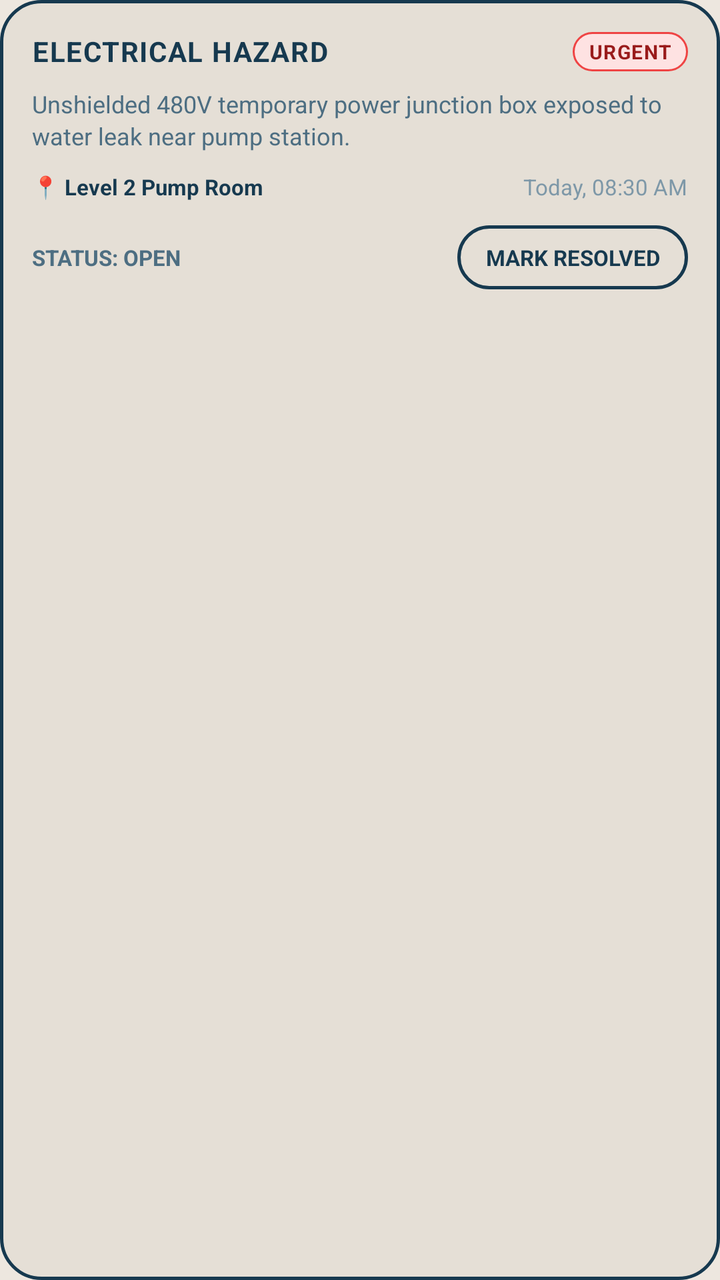
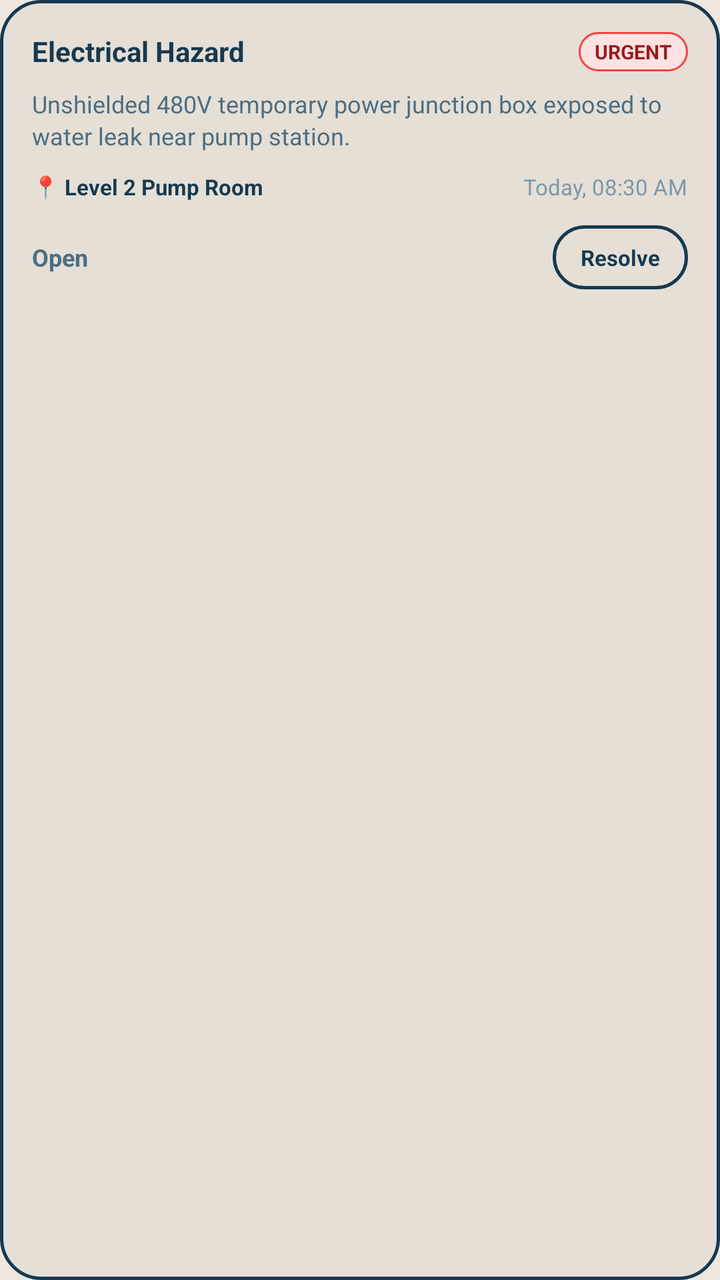

The first picture is an Android layout as it rendered before a commit; the second is the same layout after the commit. The layout source and the unified diff follow.
<!-- AndroidManifest.xml: application theme Theme.SiteSync -->
<!-- res/layout/item_hazard_ticket.xml -->
<?xml version="1.0" encoding="utf-8"?>
<LinearLayout xmlns:android="http://schemas.android.com/apk/res/android"
    xmlns:app="http://schemas.android.com/apk/res-auto"
    android:layout_width="match_parent"
    android:layout_height="wrap_content"
    android:orientation="vertical"
    android:background="@drawable/bg_card_outlined"
    android:padding="16dp"
    android:layout_marginBottom="12dp">

    
    <RelativeLayout
        android:layout_width="match_parent"
        android:layout_height="wrap_content"
        android:layout_marginBottom="8dp">

        <TextView
            android:id="@+id/tvHazardCategory"
            android:layout_width="wrap_content"
            android:layout_height="wrap_content"
            android:text="ELECTRICAL HAZARD"
            android:textColor="@color/text_oxide_primary"
            android:textSize="14sp"
            android:textStyle="bold"
            android:letterSpacing="0.04" />

        <TextView
            android:id="@+id/tvHazardPriorityBadge"
            android:layout_width="wrap_content"
            android:layout_height="wrap_content"
            android:layout_alignParentEnd="true"
            android:text="URGENT"
            android:textColor="#991B1B"
            android:textSize="10sp"
            android:textStyle="bold"
            android:letterSpacing="0.05"
            android:background="@drawable/bg_badge_urgent"
            android:paddingStart="8dp"
            android:paddingEnd="8dp"
            android:paddingTop="3dp"
            android:paddingBottom="3dp" />
    </RelativeLayout>

    
    <TextView
        android:id="@+id/tvHazardDescription"
        android:layout_width="match_parent"
        android:layout_height="wrap_content"
        android:text="Unshielded 480V temporary power junction box exposed to water leak near pump station."
        android:textColor="@color/text_oxide_secondary"
        android:textSize="12sp"
        android:lineSpacingExtra="2dp"
        android:maxLines="3"
        android:ellipsize="end"
        android:layout_marginBottom="10dp" />

    
    <LinearLayout
        android:layout_width="match_parent"
        android:layout_height="wrap_content"
        android:orientation="horizontal"
        android:gravity="center_vertical"
        android:layout_marginBottom="12dp">

        <TextView
            android:id="@+id/tvHazardLocation"
            android:layout_width="0dp"
            android:layout_height="wrap_content"
            android:layout_weight="1"
            android:text="📍 Level 2 Pump Room"
            android:textColor="@color/text_oxide_primary"
            android:textSize="11sp"
            android:textStyle="bold" />

        <TextView
            android:id="@+id/tvHazardTimestamp"
            android:layout_width="wrap_content"
            android:layout_height="wrap_content"
            android:text="Today, 08:30 AM"
            android:textColor="@color/text_oxide_muted"
            android:textSize="11sp" />
    </LinearLayout>

    
    <LinearLayout
        android:layout_width="match_parent"
        android:layout_height="wrap_content"
        android:orientation="horizontal"
        android:gravity="center_vertical">

        <TextView
            android:id="@+id/tvHazardStatus"
            android:layout_width="wrap_content"
            android:layout_height="wrap_content"
            android:text="STATUS: OPEN"
            android:textColor="@color/text_oxide_secondary"
            android:textSize="11sp"
            android:textStyle="bold" />

        <View
            android:layout_width="0dp"
            android:layout_height="1dp"
            android:layout_weight="1" />

        <TextView
            android:id="@+id/btnResolveHazard"
            android:layout_width="wrap_content"
            android:layout_height="32dp"
            android:gravity="center"
            android:text="MARK RESOLVED"
            android:textColor="@color/oxide_blue_primary"
            android:textSize="11sp"
            android:textStyle="bold"
            android:background="@drawable/btn_secondary_outline"
            android:paddingStart="14dp"
            android:paddingEnd="14dp"
            android:clickable="true"
            android:focusable="true" />
    </LinearLayout>

    
    <TextView
        android:id="@+id/tvResolutionNote"
        android:layout_width="match_parent"
        android:layout_height="wrap_content"
        android:text="Resolved: Power terminated and sealed in weatherproof enclosure."
        android:textColor="#065F46"
        android:textSize="11sp"
        android:layout_marginTop="8dp"
        android:background="@drawable/bg_badge_optimal"
        android:padding="8dp"
        android:visibility="gone" />

</LinearLayout>
<!-- resources referenced by this layout -->
<resources>
  <color name="oxide_blue_primary">#16394F</color>
  <color name="text_oxide_muted">#7E98A8</color>
  <color name="text_oxide_primary">#16394F</color>
  <color name="text_oxide_secondary">#4D6E82</color>
  <!-- drawable bg_badge_optimal (drawable) -->
  <?xml version="1.0" encoding="utf-8"?>
  <shape xmlns:android="http://schemas.android.com/apk/res/android"
      android:shape="rectangle">
      <solid android:color="#D1FAE5" />
      <stroke
          android:width="1dp"
          android:color="#10B981" />
      <corners android:radius="12dp" />
  </shape>
  <!-- drawable bg_badge_urgent (drawable) -->
  <?xml version="1.0" encoding="utf-8"?>
  <shape xmlns:android="http://schemas.android.com/apk/res/android"
      android:shape="rectangle">
      <solid android:color="#FEE2E2" />
      <stroke
          android:width="1dp"
          android:color="#EF4444" />
      <corners android:radius="12dp" />
  </shape>
  <!-- drawable bg_card_outlined (drawable) -->
  <?xml version="1.0" encoding="utf-8"?>
  <shape xmlns:android="http://schemas.android.com/apk/res/android"
      android:shape="rectangle">
      <solid android:color="@color/warm_ash_surface" />
      <stroke
          android:width="1.5dp"
          android:color="@color/stroke_oxide_blue" />
      <corners android:radius="20dp" />
  </shape>
  <!-- drawable btn_secondary_outline (drawable) -->
  <?xml version="1.0" encoding="utf-8"?>
  <ripple xmlns:android="http://schemas.android.com/apk/res/android"
      android:color="@color/warm_ash_surface_alt">
      <item>
          <shape android:shape="rectangle">
              <solid android:color="@color/warm_ash_surface" />
              <stroke
                  android:width="1.5dp"
                  android:color="@color/stroke_oxide_blue" />
              <corners android:radius="24dp" />
          </shape>
      </item>
  </ripple>
  <style name="Theme.SiteSync" parent="Theme.MaterialComponents.NoActionBar">
          
          <item name="android:windowBackground">@color/warm_ash_base</item>
          <item name="colorSurface">@color/warm_ash_surface</item>
          <item name="android:colorBackground">@color/warm_ash_base</item>
  
          
          <item name="colorPrimary">@color/oxide_blue_primary</item>
          <item name="colorPrimaryVariant">@color/oxide_blue_dark</item>
          <item name="colorOnPrimary">@color/text_on_oxide_white</item>
  
          
          <item name="colorSecondary">@color/oxide_blue_primary</item>
          <item name="colorSecondaryVariant">@color/oxide_blue_light</item>
          <item name="colorOnSecondary">@color/text_on_oxide_white</item>
  
          
          <item name="android:statusBarColor">@color/warm_ash_base</item>
          <item name="android:navigationBarColor">@color/warm_ash_base</item>
          <item name="android:windowLightStatusBar" tools:targetApi="m">true</item>
          <item name="android:windowLightNavigationBar" tools:targetApi="o_mr1">true</item>
  
          
          <item name="cardBackgroundColor">@color/warm_ash_surface</item>
          <item name="strokeColor">@color/stroke_oxide_blue</item>
          <item name="strokeWidth">1.5dp</item>
          <item name="cornerRadius">20dp</item>
  
          
          <item name="android:textColorPrimary">@color/text_oxide_primary</item>
          <item name="android:textColorSecondary">@color/text_oxide_secondary</item>
          <item name="android:textColorTertiary">@color/text_oxide_muted</item>
          <item name="android:textColorHint">@color/text_oxide_muted</item>
          <item name="editTextColor">@color/text_oxide_primary</item>
      </style>
  <color name="warm_ash_surface">#E5DFD6</color>
  <color name="stroke_oxide_blue">#16394F</color>
  <color name="warm_ash_surface_alt">#DBD4CA</color>
  <color name="warm_ash_base">#EDE7DF</color>
  <color name="oxide_blue_dark">#0E2636</color>
  <color name="text_on_oxide_white">#FFFFFF</color>
  <color name="oxide_blue_light">#24526E</color>
</resources>

<!-- the commit's change to res/layout/item_hazard_ticket.xml (unified diff, before → after) -->
@@ -18,11 +18,10 @@
             android:id="@+id/tvHazardCategory"
             android:layout_width="wrap_content"
             android:layout_height="wrap_content"
-            android:text="ELECTRICAL HAZARD"
+            android:text="Electrical Hazard"
             android:textColor="@color/text_oxide_primary"
             android:textSize="14sp"
-            android:textStyle="bold"
-            android:letterSpacing="0.04" />
+            android:textStyle="bold" />
 
         <TextView
             android:id="@+id/tvHazardPriorityBadge"
@@ -33,7 +32,6 @@
             android:textColor="#991B1B"
             android:textSize="10sp"
             android:textStyle="bold"
-            android:letterSpacing="0.05"
             android:background="@drawable/bg_badge_urgent"
             android:paddingStart="8dp"
             android:paddingEnd="8dp"
@@ -92,9 +90,9 @@
             android:id="@+id/tvHazardStatus"
             android:layout_width="wrap_content"
             android:layout_height="wrap_content"
-            android:text="STATUS: OPEN"
+            android:text="Open"
             android:textColor="@color/text_oxide_secondary"
-            android:textSize="11sp"
+            android:textSize="12sp"
             android:textStyle="bold" />
 
         <View
@@ -107,7 +105,7 @@
             android:layout_width="wrap_content"
             android:layout_height="32dp"
             android:gravity="center"
-            android:text="MARK RESOLVED"
+            android:text="Resolve"
             android:textColor="@color/oxide_blue_primary"
             android:textSize="11sp"
             android:textStyle="bold"
